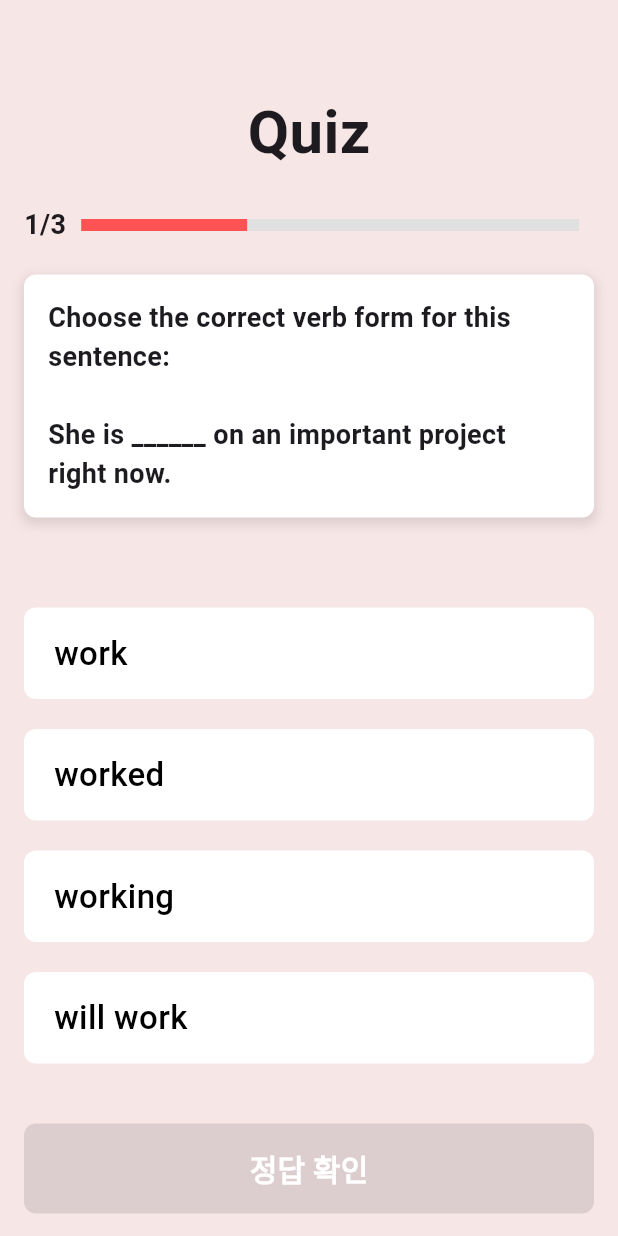
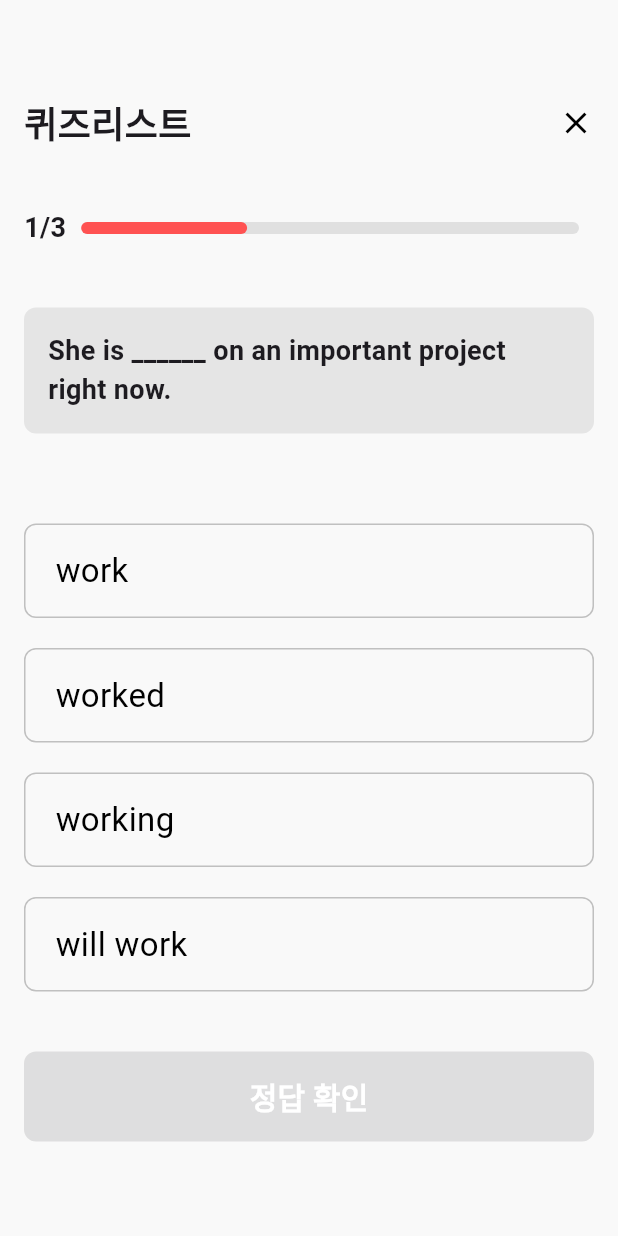
Before and after one commit to vidiLang-tripleS/frontend-main, a Flutter app: the screen it shows after launch, item 3 of the bottom bar chosen, on a phone screen of 412 x 824 dp. Run offline on Flutter 3.47's test engine with Material 3 defaults, Android fonts, the phone set to English and light mode, and no system bars; our stand-ins replace flutter_svg; Roboto replaces fonts that are missing (Pretendard).

Commit message:
design: 수정된 디자인으로 재구현

```diff
--- a/lib/navbar.dart
+++ b/lib/navbar.dart
@@ -4,7 +4,7 @@ import 'theme.dart';
 import 'quiz/list_page.dart';
 import 'start.dart';
 import 'folder_list_page.dart';
-import 'quiz/question_progress.dart';
+import 'quiz/solve.dart';
 
 class Navbar extends StatelessWidget {
   @override
@@ -76,7 +76,7 @@ class Navbar extends StatelessWidget {
             onTap: () {
               Navigator.push(
                 context,
-                MaterialPageRoute(builder: (context) => QuizQuestionProgress()),
+                MaterialPageRoute(builder: (context) => QuizSolve()),
               );
               // 문제 보러가는 창으로 해뒀는데 수정해야함
             },
--- a/lib/quiz/question_progress.dart
+++ b/lib/quiz/solve.dart
@@ -1,12 +1,13 @@
 import 'package:flutter/material.dart';
 import 'result.dart';
+import '../theme.dart';
 
-class QuizQuestionProgress extends StatefulWidget {
+class QuizSolve extends StatefulWidget {
   @override
-  _QuizQuestionProgressState createState() => _QuizQuestionProgressState();
+  _QuizSolveState createState() => _QuizSolveState();
 }
 
-class _QuizQuestionProgressState extends State<QuizQuestionProgress> {
+class _QuizSolveState extends State<QuizSolve> {
   //예시 데이터
   final List<Map<String, dynamic>> questions = [
     {
@@ -91,7 +92,7 @@ class _QuizQuestionProgressState extends State<QuizQuestionProgress> {
   //  정답/오답에 따라 버튼 색상 변경
   Color getButtonColor(String option) {
     if (!isAnswerChecked) {
-      return selectedAnswer == option ? Colors.grey.shade400 : Colors.white;
+      return selectedAnswer == option ? Color(0xFFE5E5E5) : Colors.transparent;
     } else {
       if (option == questions[currentQuestionIndex]['answer']) {
         return Colors.green;
@@ -107,9 +108,9 @@ class _QuizQuestionProgressState extends State<QuizQuestionProgress> {
     if (!isAnswerChecked) return Colors.black;
 
     if (option == questions[currentQuestionIndex]['answer']) {
-      return Colors.white;
+      return Colors.black; //일단 검정 추후 변경 가능
     } else if (option == selectedAnswer) {
-      return Colors.white;
+      return Colors.black; //일단 검정 추후 변경 가능
     }
     return Colors.black;
   }
@@ -127,7 +128,7 @@ class _QuizQuestionProgressState extends State<QuizQuestionProgress> {
           ),
           child: Icon(
             Icons.circle_outlined,
-            color: Colors.green,
+            color: Color(0xFFA0C97D),
             size: 25,
           ),
         );
@@ -141,7 +142,7 @@ class _QuizQuestionProgressState extends State<QuizQuestionProgress> {
           ),
           child: Icon(
             Icons.close,
-            color: Colors.red,
+            color: AppColors.maincolor,
             size: 25,
           ),
         );
@@ -156,7 +157,7 @@ class _QuizQuestionProgressState extends State<QuizQuestionProgress> {
         ),
         child: Icon(
           Icons.check,
-          color: Colors.grey,
+          color: AppColors.black,
           size: 25,
         ),
       );
@@ -167,25 +168,36 @@ class _QuizQuestionProgressState extends State<QuizQuestionProgress> {
   @override
   Widget build(BuildContext context) {
     return Scaffold(
-      backgroundColor: Color(0xFFF7E6E6),
+      backgroundColor: AppColors.background,
       body: Padding(
         padding: const EdgeInsets.symmetric(horizontal: 16.0),
         child: Column(
           crossAxisAlignment: CrossAxisAlignment.start,
           children: [
-            SizedBox(height: 60),
-            Center(
-              child: Text(
-                'Quiz',
+            SizedBox(height: 65),
+            //퀴즈 리스트 타이틀
+            Row(
+              mainAxisAlignment: MainAxisAlignment.spaceBetween,
+              children: [
+                Text(
+                  '퀴즈리스트',
                   style: TextStyle(
-                  fontSize: 40,
+                    fontSize: 24,
                     fontWeight: FontWeight.bold,
                     fontFamily: 'Pretendard',
                   ),
                 ),
+                Icon(
+                  Icons.close,
+                  color: AppColors.black,
                 ),
-            SizedBox(height: 20),
-            Row(
+              ],
+            ),
+            SizedBox(height: 40),
+            //퀴즈 프로그래스 바
+            Container(
+              width: double.infinity,
+              child: Row(
                 mainAxisAlignment: MainAxisAlignment.spaceBetween,
                 children: [
                   Text(
@@ -199,34 +211,31 @@ class _QuizQuestionProgressState extends State<QuizQuestionProgress> {
                         value: progress,
                         backgroundColor: Colors.grey.shade300,
                         color: Colors.redAccent,
+                        borderRadius: BorderRadius.circular(10),
                         minHeight: 8,
                       ),
                     ),
                   ),
                 ],
               ),
-            SizedBox(height: 20),
+            ),
+            SizedBox(height: 40),
+            //퀴즈 문제 텍스트
             Container(
+              width: double.infinity,
               padding: EdgeInsets.all(16),
               decoration: BoxDecoration(
-                color: Colors.white,
+                color: Color(0xFFE5E5E5),
                 borderRadius: BorderRadius.circular(8),
-                boxShadow: [
-                  BoxShadow(
-                    color: Colors.black.withOpacity(0.1),
-                    spreadRadius: 2,
-                    blurRadius: 5,
-                    offset: Offset(0, 3),
-                  ),
-                ],
               ),
               child: Text(
-                'Choose the correct verb form for this sentence:\n\n${questions[currentQuestionIndex]['question']}',
+                '${questions[currentQuestionIndex]['question']}',
                 style: TextStyle(fontSize: 18, fontWeight: FontWeight.bold),
                 textAlign: TextAlign.left,
               ),
             ),
             SizedBox(height: 60),
+            //퀴즈 문제 답안 버튼
             Column(
               children: questions[currentQuestionIndex]['options']
                   .map<Widget>((option) {
@@ -239,6 +248,7 @@ class _QuizQuestionProgressState extends State<QuizQuestionProgress> {
                     decoration: BoxDecoration(
                       color: getButtonColor(option),
                       borderRadius: BorderRadius.circular(8),
+                      border: Border.all(color: AppColors.lightgray, width: 1),
                     ),
                     child: Row(
                       mainAxisAlignment: MainAxisAlignment.spaceBetween,
@@ -247,7 +257,6 @@ class _QuizQuestionProgressState extends State<QuizQuestionProgress> {
                           option,
                           style: TextStyle(
                             fontSize: 22,
-                            fontWeight: FontWeight.w500,
                             color: getTextColor(option),
                           ),
                         ),
@@ -259,6 +268,8 @@ class _QuizQuestionProgressState extends State<QuizQuestionProgress> {
               }).toList(),
             ),
             SizedBox(height: 20),
+            Spacer(),
+            //퀴즈 다음 확인 버튼
             Container(
               width: double.infinity,
               height: 60,
@@ -286,6 +297,7 @@ class _QuizQuestionProgressState extends State<QuizQuestionProgress> {
                 ),
               ),
             ),
+            SizedBox(height: 100),
           ],
         ),
       ),
--- a/lib/theme.dart
+++ b/lib/theme.dart
@@ -7,6 +7,7 @@ class AppColors {
   static const Color maincolor = Color(0xFFEB5757); // 메인컬러
   static const Color textcolor = Color(0xFF000000); // 텍스트컬러
   static const Color lightgray = Color(0xFFC0C0C0); // 서브컬러
+  static const Color black = Color(0xFF000000); // 검정
 }
 
 class Background extends StatelessWidget {
```
Also changed, not shown: lib/quiz/question.dart (deleted, +0 -240 lines), lib/quiz/result.dart (+99 -106 lines). Lines whose indentation alone changed are shown as unchanged.
